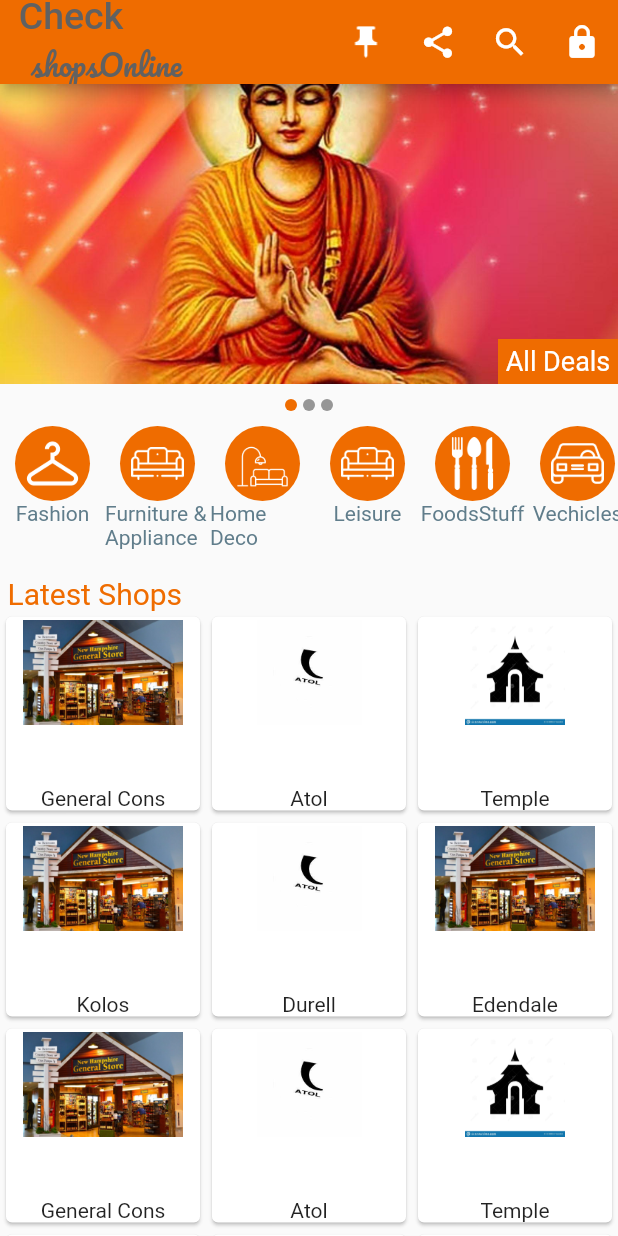
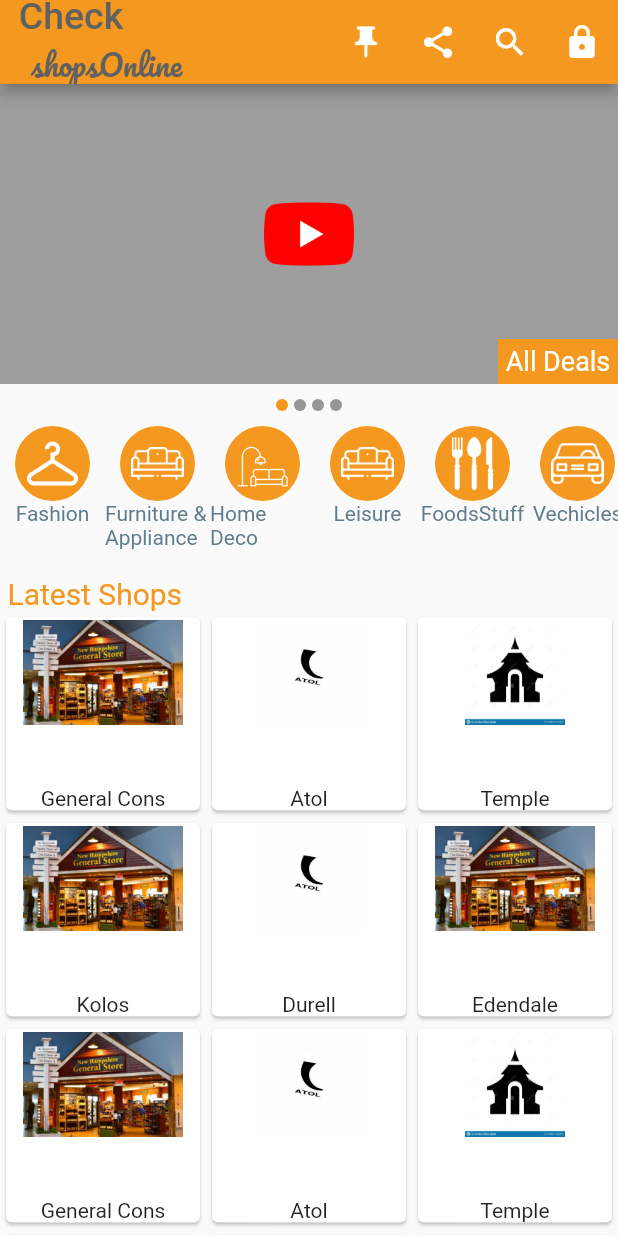
Before and after one commit to santoshacharya2468/multivendor, a Flutter app: the screen it shows after launch, on a phone screen of 412 x 824 dp. Run offline on Flutter 3.47's test engine with Material 2 defaults, Android fonts, the light colour scheme and no system bars; drawn by our look-alikes of carousel_slider; our stand-ins replace flutter_bloc, google_fonts.

Commit message:
'video-playing-added'

```diff
--- a/lib/conf.dart
+++ b/lib/conf.dart
@@ -1,6 +1,7 @@
 import 'package:checkshopsonline/main.dart';
 import 'package:checkshopsonline/screens/shop_by_deparement.dart';
 import 'package:flutter/material.dart';
+import 'models/deal.dart';
 import 'screens/latest_deals.dart';
 import 'screens/product_detail.dart';
 import 'screens/selections.dart';
@@ -27,3 +28,14 @@ class RouterGenerator{
 
   }
 }
+ final List<String> imgList = [
+    "assets/images/img_3.jpg",
+    "assets/images/img_1.jpg",
+    "assets/images/img_2.jpg",
+  ];
+List<Deal> deals=[
+  Deal(caption: "Nice",isImage: false,mediaUrl: "https://www.youtube.com/watch?v=KmzdUe0RSJo"),
+  Deal(caption: "Nice",isImage: true,mediaUrl:"assets/images/img_3.jpg"),
+  Deal(caption: "Nice",isImage: true,mediaUrl:"assets/images/img_1.jpg"),
+  Deal(caption: "Nice",isImage: true,mediaUrl:"assets/images/img_1.jpg"),
+];
--- a/lib/main.dart
+++ b/lib/main.dart
@@ -21,10 +21,10 @@ class MyApp extends StatelessWidget {
         onGenerateRoute: RouterGenerator.generateRoute,
         debugShowCheckedModeBanner: false,
         theme: ThemeData(
-        primaryColor:Colors.orange[800],
+       // primaryColor:Colors.orange[800],
         //252,209,42
 
-       // primaryColor: Color(0xFFf49820),
+       primaryColor: Color(0xFFf49820),
           visualDensity: VisualDensity.adaptivePlatformDensity,
         ),
         home: MyHomePage(),
@@ -55,7 +55,7 @@ class _MyHomePageState extends State<MyHomePage> {
               crossAxisAlignment: CrossAxisAlignment.start,
               children: <Widget>[
                 //image slider widget
-                ImageSlider(),
+                ImageSlider(deals),
                 //departments didget
                 DepartmentList(),
                 Container(
--- a/lib/models/deal.dart
+++ b/lib/models/deal.dart
@@ -1,5 +1,8 @@
+
 class Deal{
-  String image;
+  String mediaUrl;
   String caption;
-  Deal({this.image,this.caption});
+  //media may be video or image
+  bool isImage;
+  Deal({this.mediaUrl,this.caption,this.isImage});
 }
--- a/lib/screens/shop_by_deparement.dart
+++ b/lib/screens/shop_by_deparement.dart
@@ -3,6 +3,8 @@ import 'package:checkshopsonline/widgets/myappbar.dart';
 import 'package:checkshopsonline/widgets/shop_list.dart';
 import 'package:checkshopsonline/widgets/slider.dart';
 import 'package:flutter/material.dart';
+
+import '../conf.dart';
 
 class ShopByDep extends StatefulWidget {
  final  Map<String,dynamic> dep;
@@ -27,7 +29,7 @@ class _ShopDetailState extends State<ShopByDep>{
               crossAxisAlignment: CrossAxisAlignment.start,
               children: <Widget>[
                 //image slider widget
-                ImageSlider(),
+                ImageSlider(deals),
                 //departments widget
                 DepartmentList(selectedDepartmentId: widget.dep['id'],),
                 Container(
--- a/lib/screens/shop_detail.dart
+++ b/lib/screens/shop_detail.dart
@@ -6,6 +6,8 @@ import 'package:checkshopsonline/widgets/product_list.dart';
 import 'package:checkshopsonline/widgets/slider.dart';
 import 'package:checkshopsonline/widgets/topbar.dart';
 import 'package:flutter/material.dart';
+
+import '../conf.dart';
 
 class ShopDetail extends StatefulWidget {
   final Shop shop;
@@ -82,7 +84,7 @@ class _ShopDetailState extends State<ShopDetail> {
                 //top bar
                 buildTopBar(context, widget.shop),
                 //image slider widget
-                ImageSlider(),
+                ImageSlider(deals),
                 //shop prouducts and category view
                 Container(
                     height: 30.0,
--- a/lib/widgets/slider.dart
+++ b/lib/widgets/slider.dart
@@ -1,19 +1,36 @@
 import 'package:carousel_slider/carousel_slider.dart';
+import 'package:checkshopsonline/models/deal.dart';
 import 'package:flutter/material.dart';
+import 'package:url_launcher/url_launcher.dart' as launcher;
 
 class ImageSlider extends StatefulWidget {
+  final List<Deal> deals;
+  ImageSlider(this.deals);
   @override
   _SliderState createState() => _SliderState();
 }
 
 class _SliderState extends State<ImageSlider> {
-  final List<String> imgList = [
-    "assets/images/img_3.jpg",
-    "assets/images/img_1.jpg",
-    "assets/images/img_2.jpg",
-  ];
+  // YoutubePlayerController _youtubePlayerController;
+  // @override
+  // void initState() {
+  //   super.initState();
+  //   _youtubePlayerController = YoutubePlayerController(
+  //     initialVideoId: 'iLnmTe5Q2Qw',
+  //     flags: YoutubePlayerFlags(
+  //       autoPlay: false,
+  //       mute: true,
+  //     ),
+  //   );
+  // }
+
+  // @override
+  // void dispose() {
+  //   _youtubePlayerController.dispose();
+  //   super.dispose();
+  // }
+
   int _current = 0;
-
   @override
   Widget build(BuildContext context) {
     final deviceSize = MediaQuery.of(context).size;
@@ -27,13 +44,31 @@ class _SliderState extends State<ImageSlider> {
             alignment: Alignment.bottomRight,
             children: <Widget>[
               CarouselSlider.builder(
-                itemCount: imgList.length,
+                itemCount: widget.deals.length,
                 itemBuilder: (context, index) {
-                  return Image.asset(
-                    imgList[index],
-                    fit: BoxFit.cover,
-                    width: deviceSize.width,
-                  );
+                  var deal = widget.deals[index];
+                  if (deal.isImage) {
+                    return Image.asset(
+                      deal.mediaUrl,
+                      fit: BoxFit.cover,
+                      width: deviceSize.width,
+                    );
+                  } else {
+                    return Container(
+                      height: 200.0,
+                      width: deviceSize.width,
+                      color: Colors.grey,
+                      child: Center(
+                          child: IconButton(
+                            iconSize: 60.0,
+                        color: Colors.redAccent,
+                        icon: Image.asset("assets/images/youtube.png",),
+                        onPressed: (){
+                          launcher.launch(deal.mediaUrl);
+                        },
+                      )),
+                    );
+                  }
                 },
                 options: CarouselOptions(
                     autoPlay: false,
@@ -66,8 +101,8 @@ class _SliderState extends State<ImageSlider> {
         ),
         Row(
           mainAxisAlignment: MainAxisAlignment.center,
-          children: imgList.map((url) {
-            int index = imgList.indexOf(url);
+          children: widget.deals.map((url) {
+            int index = widget.deals.indexOf(url);
             return Container(
               width: 8.0,
               height: 8.0,
```
Also changed, not shown: assets/images/youtube.png (added), 2 other files.
